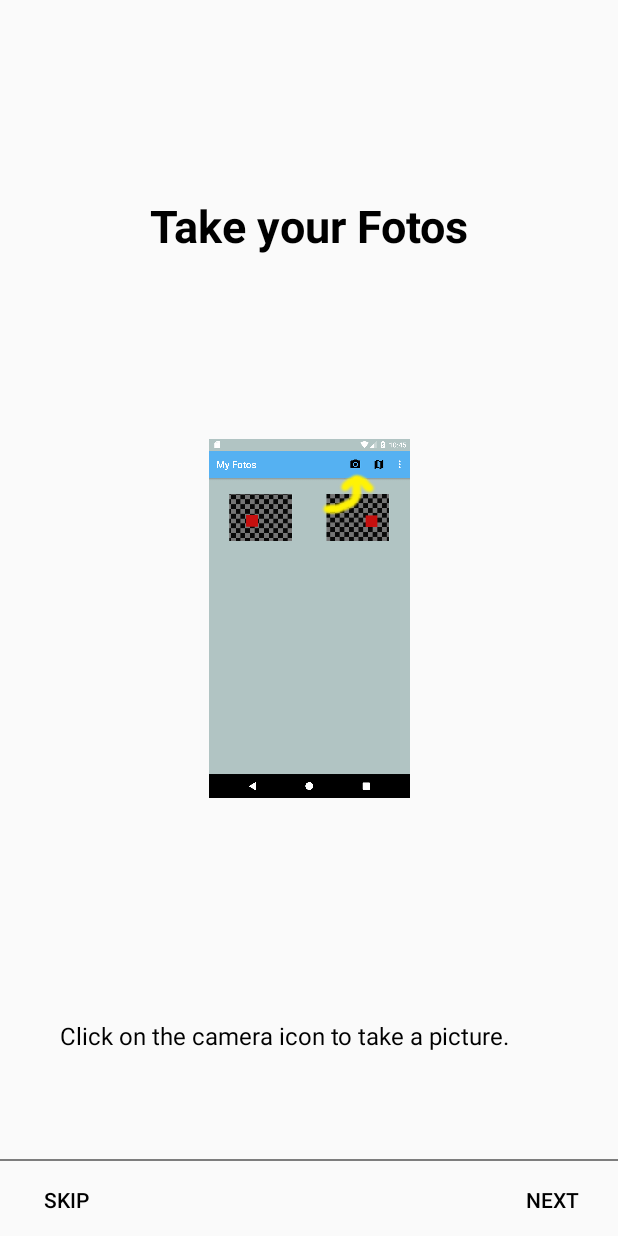
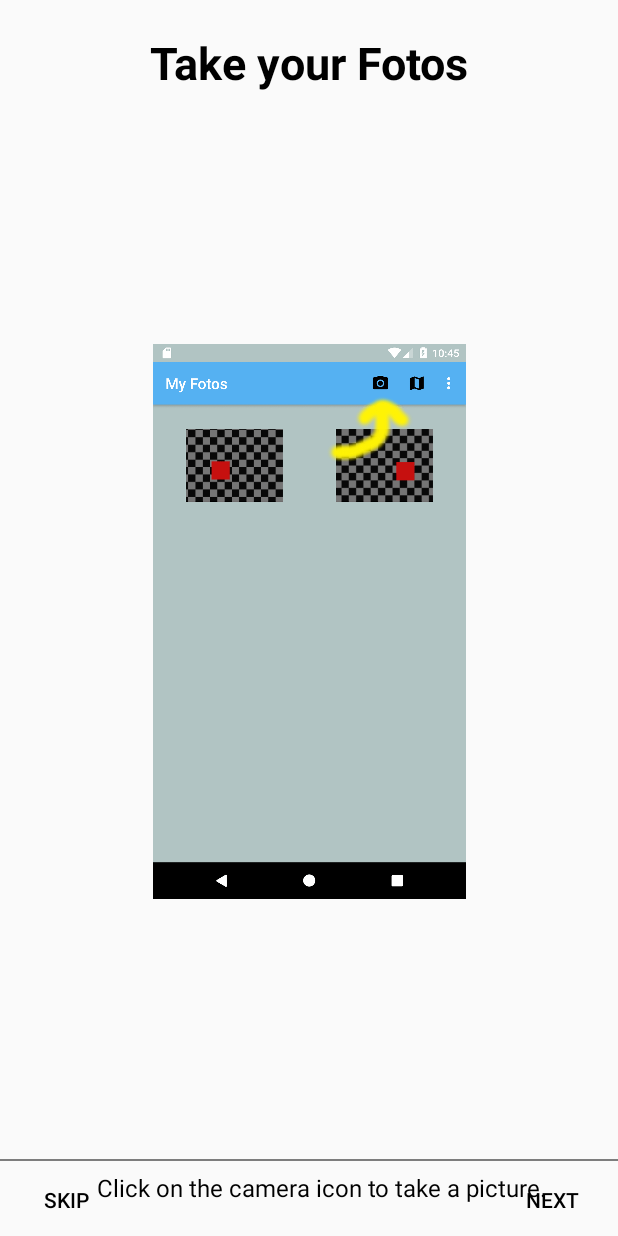
Before and after one commit to seacamjen/foto, an Android app: the screen it shows after launch (Tutorial), on a phone screen of 412 x 824 dp. Run offline under Robolectric (Android 15) with nearby library versions, the phone set to English and light mode, and no system bars.

Commit message:
add larger image size for each of the tutorials

```diff
--- a/app/src/main/res/layout/welcome_slide1.xml
+++ b/app/src/main/res/layout/welcome_slide1.xml
@@ -6,8 +6,8 @@
     android:layout_height="match_parent">
 
     <ImageView
-        android:layout_width="167dp"
-        android:layout_height="239dp"
+        android:layout_width="250dp"
+        android:layout_height="370dp"
         android:src="@mipmap/landing"
         android:layout_marginRight="8dp"
         app:layout_constraintRight_toRightOf="parent"
@@ -18,8 +18,9 @@
         app:layout_constraintTop_toTopOf="parent"
         android:layout_marginTop="8dp"
         android:id="@+id/imageView"
-        tools:layout_editor_absoluteY="77dp"
-        app:layout_constraintVertical_bias="0.501" />
+        app:layout_constraintVertical_bias="0.505"
+        app:layout_constraintHorizontal_bias="0.503"
+        tools:layout_editor_absoluteX="51dp" />
 
     <TextView
         android:layout_width="wrap_content"
@@ -36,7 +37,8 @@
         android:layout_marginBottom="8dp"
         app:layout_constraintTop_toTopOf="parent"
         android:layout_marginTop="8dp"
-        app:layout_constraintVertical_bias="0.159" />
+        app:layout_constraintVertical_bias="0.017"
+        app:layout_constraintHorizontal_bias="0.503" />
 
     <TextView
         android:layout_width="wrap_content"
@@ -55,7 +57,8 @@
         app:layout_constraintLeft_toLeftOf="parent"
         android:layout_marginRight="8dp"
         app:layout_constraintRight_toRightOf="parent"
-        app:layout_constraintVertical_bias="0.854"
-        android:id="@+id/textView" />
+        app:layout_constraintVertical_bias="0.983"
+        android:id="@+id/textView"
+        app:layout_constraintHorizontal_bias="1.0" />
 
 </android.support.constraint.ConstraintLayout>
```
Also changed, not shown: app/src/main/res/layout/welcome_slide2.xml (+7 -8 lines), app/src/main/res/layout/welcome_slide3.xml (+9 -10 lines), app/src/main/res/layout/welcome_slide4.xml (+5 -5 lines).
